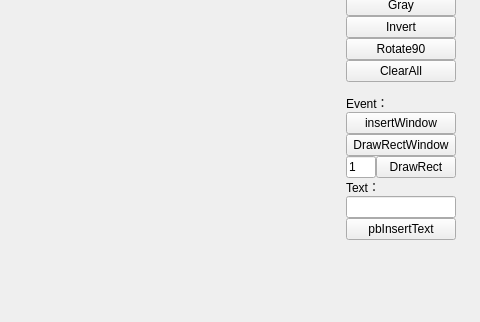
Old version of the form sample/qtOpenGLDemo/QtDisplayWidget.ui in the repository cfl997/CGRenderEngine2D; both pictures show x 466 to 946 and y 114 to 436 of the 946 by 609 pixel window.
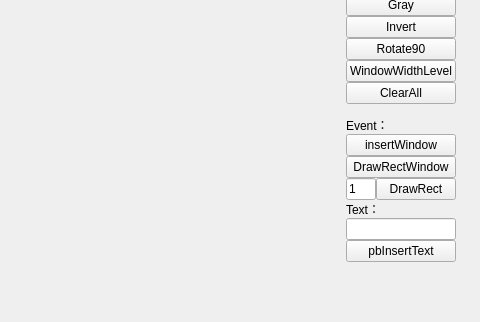
New version of the form.

```diff
--- a/sample/qtOpenGLDemo/QtDisplayWidget.ui
+++ b/sample/qtOpenGLDemo/QtDisplayWidget.ui
@@ -183,6 +183,13 @@
           </property>
          </widget>
         </item>
+        <item>
+         <widget class="QPushButton" name="pbWindowWidthLevel">
+          <property name="text">
+           <string>WindowWidthLevel</string>
+          </property>
+         </widget>
+        </item>
         <item>
          <widget class="QPushButton" name="pbClearAll">
           <property name="text">
```
